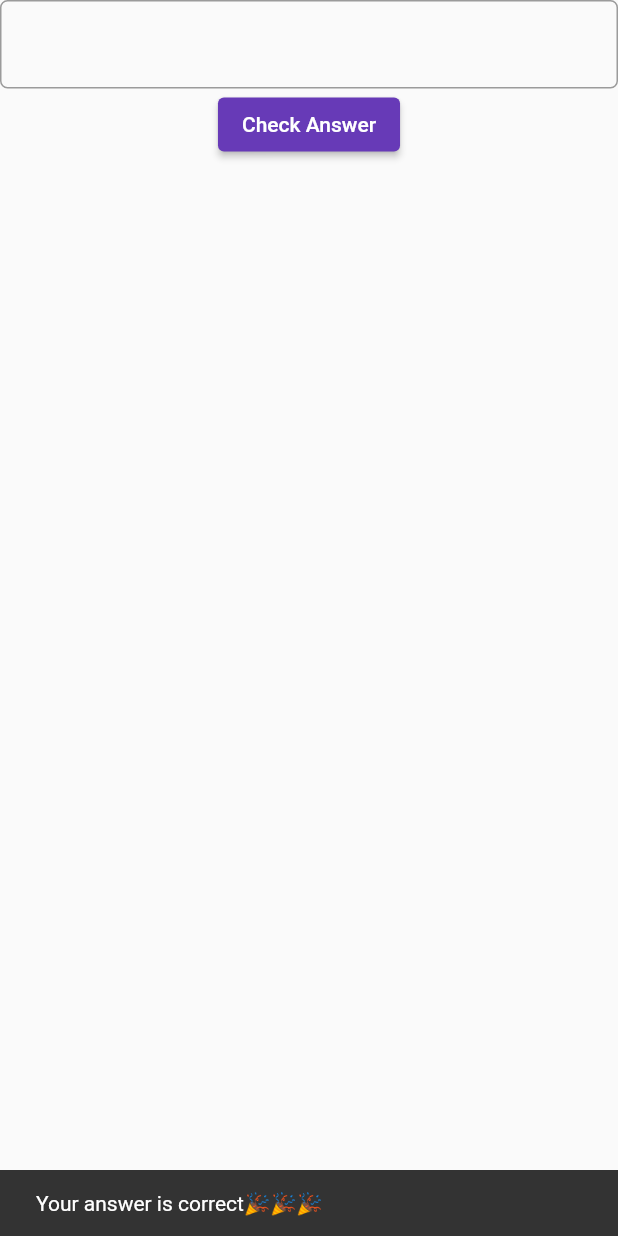
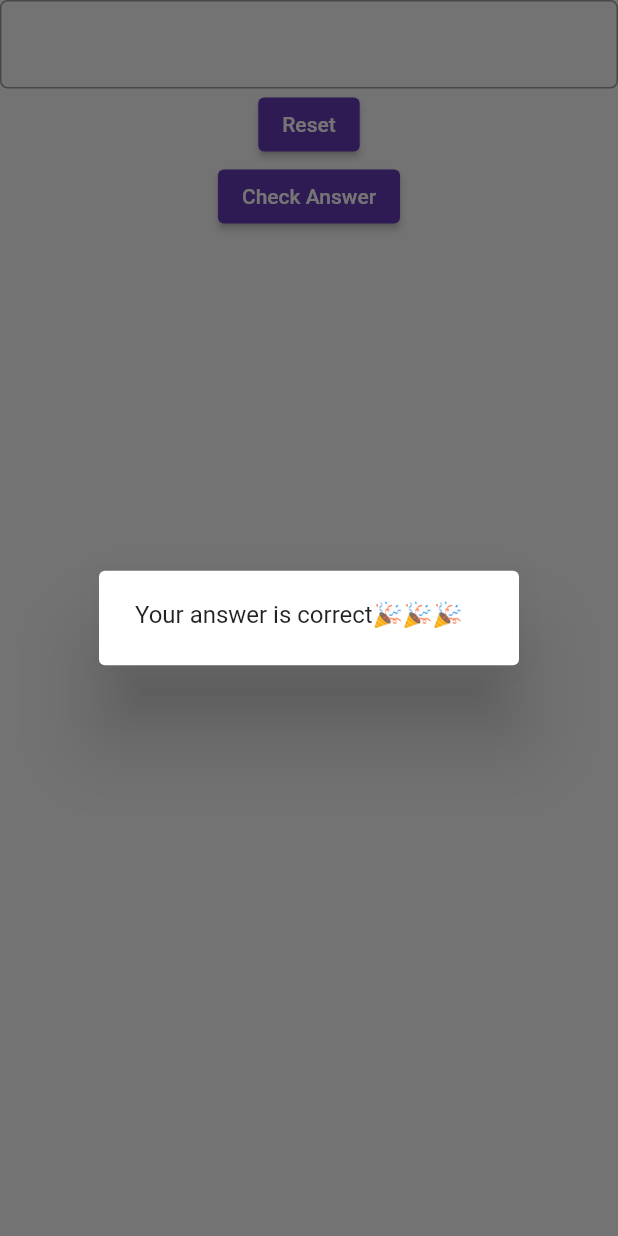
Before and after one commit to jamal-o/punc_quest, a Flutter app: the InteractiveExample widget shown alone on an empty page, opened directly with empty values, after a tap on "Check Answer", on a phone screen of 412 x 824 dp. Run offline on Flutter 3.47's test engine with Material 2 defaults, Android fonts, the phone set to English and light mode, and no system bars; our stand-ins replace go_router.

Commit message:
replaced snackbar with alertdialog

```diff
--- a/lib/screens/lesson_screen.dart
+++ b/lib/screens/lesson_screen.dart
@@ -233,14 +233,27 @@ class _InteractiveExampleState extends State<InteractiveExample> {
     ScaffoldMessenger.of(context).clearSnackBars();
     FocusScope.of(context).unfocus();
     if (answerIsCorrect) {
-      ScaffoldMessenger.of(context).showSnackBar(
-        const SnackBar(content: Text('Your answer is correct🎉🎉🎉')),
+      var dialog = AlertDialog(
+        content: Text('Your answer is correct🎉🎉🎉'),
       );
+      showDialog(
+        context: context,
+        builder: (context) {
+          return dialog;
+        },
+      );
+
       return;
     }
 
-    ScaffoldMessenger.of(context).showSnackBar(
-      const SnackBar(content: Text('Your answer is incorrect 👀')),
+    var dialog = AlertDialog(
+      content: Text('Your answer is incorrect 👀'),
+    );
+    showDialog(
+      context: context,
+      builder: (context) {
+        return dialog;
+      },
     );
     answerTries++;
   }
@@ -268,6 +281,12 @@ class _InteractiveExampleState extends State<InteractiveExample> {
           autocorrect: false,
           maxLines: 4,
           minLines: 1,
+        ),
+        ElevatedButton(
+          onPressed: () {
+            answerTries = 0;
+          },
+          child: const Text('Reset'),
         ),
         ElevatedButton(
           onPressed: checkAnswer,
```
